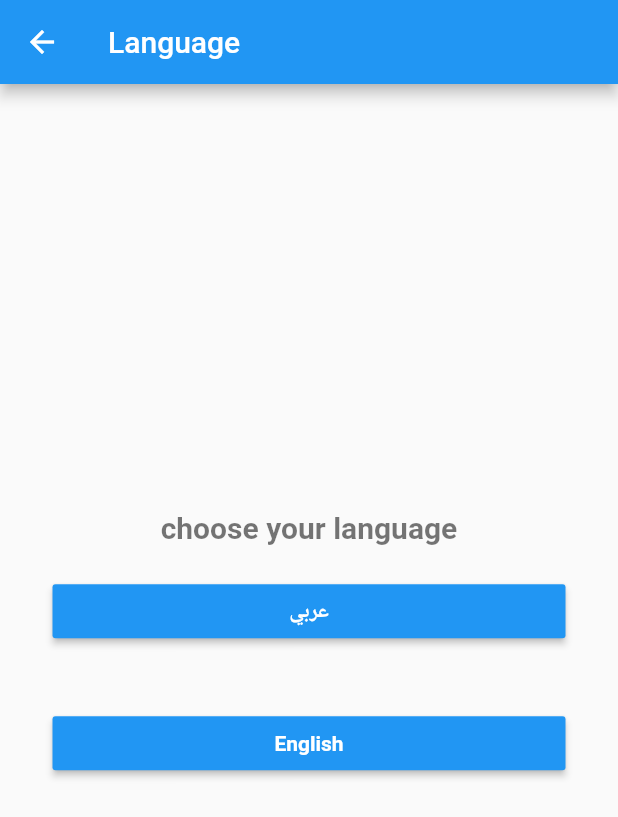
After one commit to ashrafsayed2018/flutter-ecommerce_app, a Flutter app: the Language screen opened by its route, on a phone screen of 412 x 824 dp. The commit adds this screen. Shown: the top 817 px of the screen. Run offline on Flutter 3.47's test engine with Material 2 defaults, Android fonts, the phone set to English and light mode, and no system bars; our stand-ins replace get, shared_preferences; accounts and stored records are empty.

Commit message:
adding language page design

```diff
--- a/lib/controller/onboarding_controller.dart
+++ b/lib/controller/onboarding_controller.dart
@@ -1,4 +1,3 @@
-import 'package:ecommerce_wael/view/screen/auth/login.dart';
 import 'package:flutter/material.dart';
 import 'package:get/get.dart';
 import '../core/constant/app_routes.dart';
@@ -23,7 +22,7 @@ class OnBoardingControllerImpl extends OnBoardingController {
   next() {
     currentPage++;
     if (currentPage >= onboardingListLength) {
-      Get.offAllNamed(AppRoutes.login);
+      Get.offAllNamed(AppRoutes.language);
     }
     pageController.animateToPage(currentPage,
         duration: const Duration(milliseconds: 900), curve: Curves.easeInOut);
--- a/lib/core/constant/app_routes.dart
+++ b/lib/core/constant/app_routes.dart
@@ -2,4 +2,5 @@ class AppRoutes {
   static const String home = '/';
   static const String login = '/login';
   static const String register = '/register';
+  static const String language = '/language';
 }
--- /dev/null
+++ b/lib/core/localization/translation.dart
@@ -0,0 +1,33 @@
+import 'package:get/get.dart';
+
+class MyTranslation extends Translations {
+  @override
+  Map<String, Map<String, String>> get keys => {
+        'en': {
+          'title': 'English',
+          'home': 'Home',
+          'login': 'Login',
+          'register': 'Register',
+          'logout': 'Logout',
+          'profile': 'Profile',
+          'settings': 'Settings',
+          'language': 'Language',
+          'language_en': 'English',
+          'language_ar': 'Arabic',
+          "choose your language": "choose your language",
+        },
+        'ar': {
+          'title': 'العربية',
+          'home': 'الرئيسية',
+          'login': 'تسجيل الدخول',
+          'register': 'تسجيل',
+          'logout': 'تسجيل الخروج',
+          'profile': 'الملف الشخصي',
+          'settings': 'الإعدادات',
+          'language': 'اللغة',
+          'language_en': 'الإنجليزية',
+          'language_ar': 'العربية',
+          "choose your language": "اختر لغتك",
+        },
+      };
+}
--- a/lib/main.dart
+++ b/lib/main.dart
@@ -1,3 +1,4 @@
+import 'package:ecommerce_wael/core/localization/translation.dart';
 import 'package:ecommerce_wael/core/services/services.dart';
 import 'package:ecommerce_wael/routes.dart';
 import 'package:flutter/material.dart';
@@ -18,6 +19,7 @@ class MyApp extends StatelessWidget {
   @override
   Widget build(BuildContext context) {
     return GetMaterialApp(
+      translations: MyTranslation(),
       debugShowCheckedModeBanner: false,
       title: 'Flutter Demo',
       theme: ThemeData(
--- a/lib/routes.dart
+++ b/lib/routes.dart
@@ -1,5 +1,6 @@
 import 'package:ecommerce_wael/core/constant/app_routes.dart';
 import 'package:ecommerce_wael/view/screen/auth/register.dart';
+import 'package:ecommerce_wael/view/screen/language.dart';
 import 'package:flutter/material.dart';
 
 import 'view/screen/auth/login.dart';
@@ -9,4 +10,5 @@ Map<String, Widget Function(BuildContext)> routes = {
   AppRoutes.home: (context) => const OnBoarding(),
   AppRoutes.login: (context) => const Login(),
   AppRoutes.register: (context) => const Register(),
+  AppRoutes.language: (context) => const Language(),
 };
--- /dev/null
+++ b/lib/view/screen/language.dart
@@ -0,0 +1,35 @@
+import 'package:ecommerce_wael/view/widget/language/custom_button.dart';
+import 'package:flutter/material.dart';
+
+class Language extends StatelessWidget {
+  const Language({Key? key}) : super(key: key);
+
+  @override
+  Widget build(BuildContext context) {
+    return Scaffold(
+      appBar: AppBar(
+        title: const Text('Language'),
+      ),
+      body: Container(
+        padding: const EdgeInsets.all(15),
+        child: Column(
+          mainAxisAlignment: MainAxisAlignment.center,
+          children: [
+            Text(
+              "choose your language",
+              style: Theme.of(context).textTheme.headline1,
+            ),
+            CustomButton(
+              text: 'عربي',
+              onPressed: () {},
+            ),
+            CustomButton(
+              text: 'English',
+              onPressed: () {},
+            ),
+          ],
+        ),
+      ),
+    );
+  }
+}
--- /dev/null
+++ b/lib/view/widget/language/custom_button.dart
@@ -0,0 +1,27 @@
+import 'package:flutter/material.dart';
+
+class CustomButton extends StatelessWidget {
+  final String? text;
+  final void Function()? onPressed;
+  const CustomButton({Key? key, required this.text, required this.onPressed})
+      : super(key: key);
+
+  @override
+  Widget build(BuildContext context) {
+    return Container(
+      padding: const EdgeInsets.all(20),
+      width: double.infinity,
+      child: MaterialButton(
+        onPressed: onPressed,
+        color: Theme.of(context).primaryColor,
+        textColor: Colors.white,
+        child: Text(
+          text!,
+          style: const TextStyle(
+            fontWeight: FontWeight.bold,
+          ),
+        ),
+      ),
+    );
+  }
+}
--- a/lib/view/widget/onboarding/slider.dart
+++ b/lib/view/widget/onboarding/slider.dart
@@ -2,7 +2,6 @@ import 'package:ecommerce_wael/controller/onboarding_controller.dart';
 import 'package:flutter/material.dart';
 import 'package:get/get.dart';
 
-import '../../../core/constant/color.dart';
 import '../../../data/datasource/static/static.dart';
 
 class OnBoardingSlider extends GetView<OnBoardingControllerImpl> {
```
Also changed, not shown: lib/core/localization/change_locale.dart (added).
